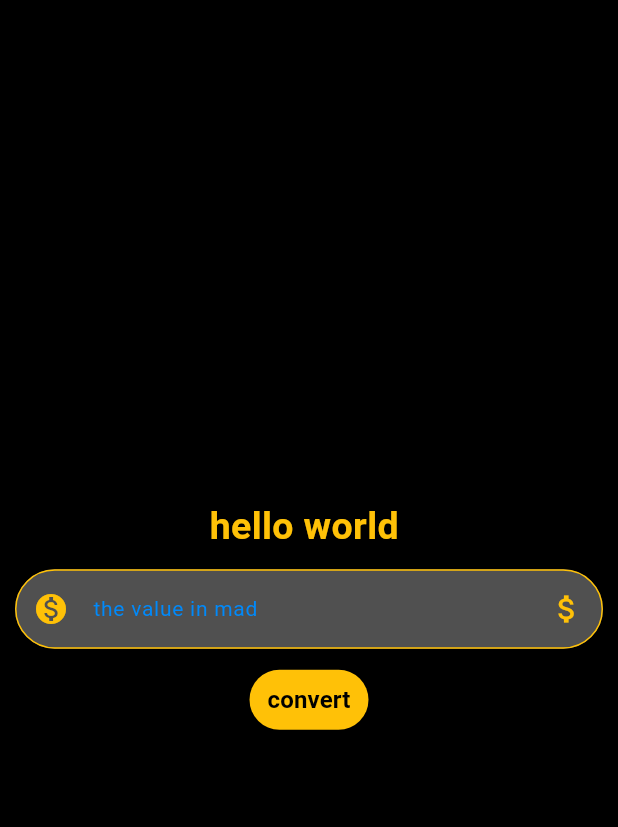
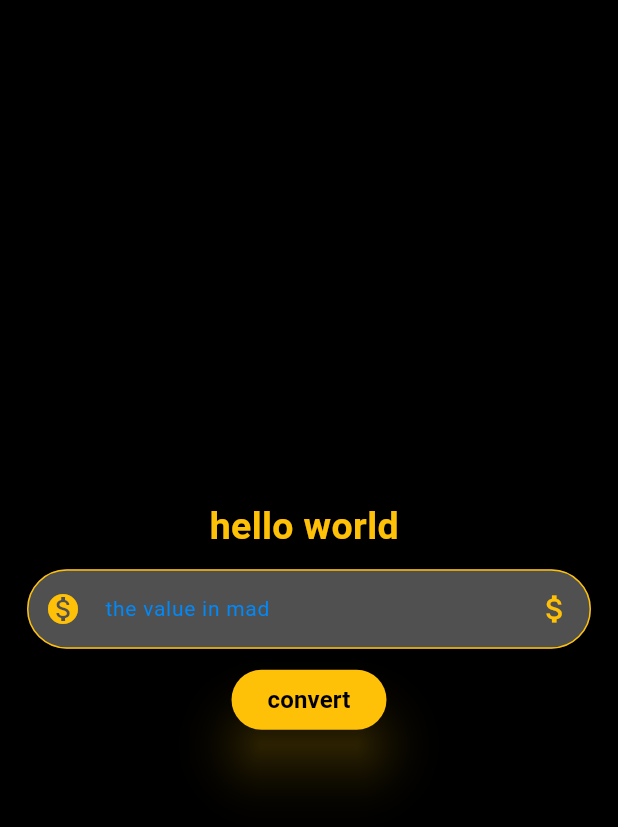
Before and after one commit to tareklaaouane/tutorial-of-flutter, a Flutter app: the screen it shows after launch, on a phone screen of 412 x 824 dp. Shown: the top 827 px of the screen. Run offline on Flutter 3.47's test engine with Material 3 defaults, Android fonts, the light colour scheme and no system bars.

Commit message:
elevated button

```diff
--- a/lib/currency_converter.dart
+++ b/lib/currency_converter.dart
@@ -18,6 +18,8 @@ class CurrencyConverter extends StatelessWidget {
     return Scaffold(
       backgroundColor: Colors.black,
       body: Center(
+        child: Padding(
+          padding: const EdgeInsets.all(8.0),
           child: Column(
             mainAxisAlignment: MainAxisAlignment.center,
             children: [
@@ -60,13 +62,18 @@ class CurrencyConverter extends StatelessWidget {
                   ),
                 ),
               ),
-            TextButton(
+              ElevatedButton(
                 onPressed: () {
                   debugPrint("object");
                 },
                 style: const ButtonStyle(
+                    elevation: MaterialStatePropertyAll(15),
+                    shadowColor: MaterialStatePropertyAll(
+                        Color.fromARGB(142, 255, 193, 7)),
                     backgroundColor: MaterialStatePropertyAll(Colors.amber),
-                  foregroundColor: MaterialStatePropertyAll(Colors.black)),
+                    foregroundColor: MaterialStatePropertyAll(Colors.black),
+                    maximumSize:
+                        MaterialStatePropertyAll(Size(double.infinity, 50))),
                 child: const Text(
                   "convert",
                   style: TextStyle(fontSize: 16, fontWeight: FontWeight.bold),
@@ -75,6 +82,7 @@ class CurrencyConverter extends StatelessWidget {
             ],
           ),
         ),
+      ),
     );
   }
 }
```
Lines whose indentation alone changed are shown as unchanged.
